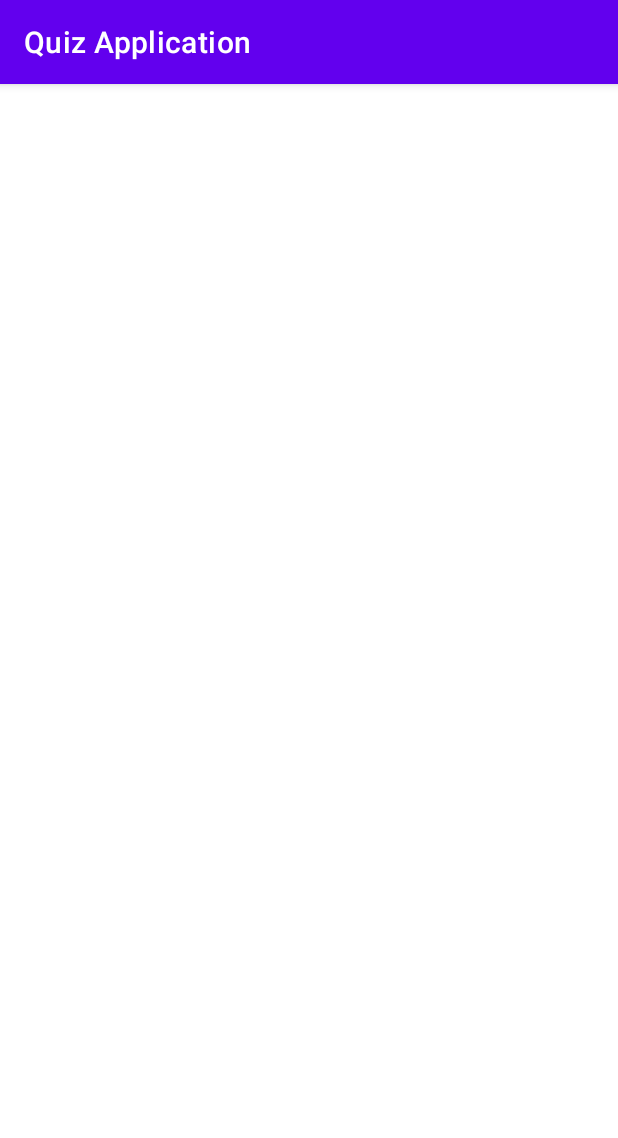
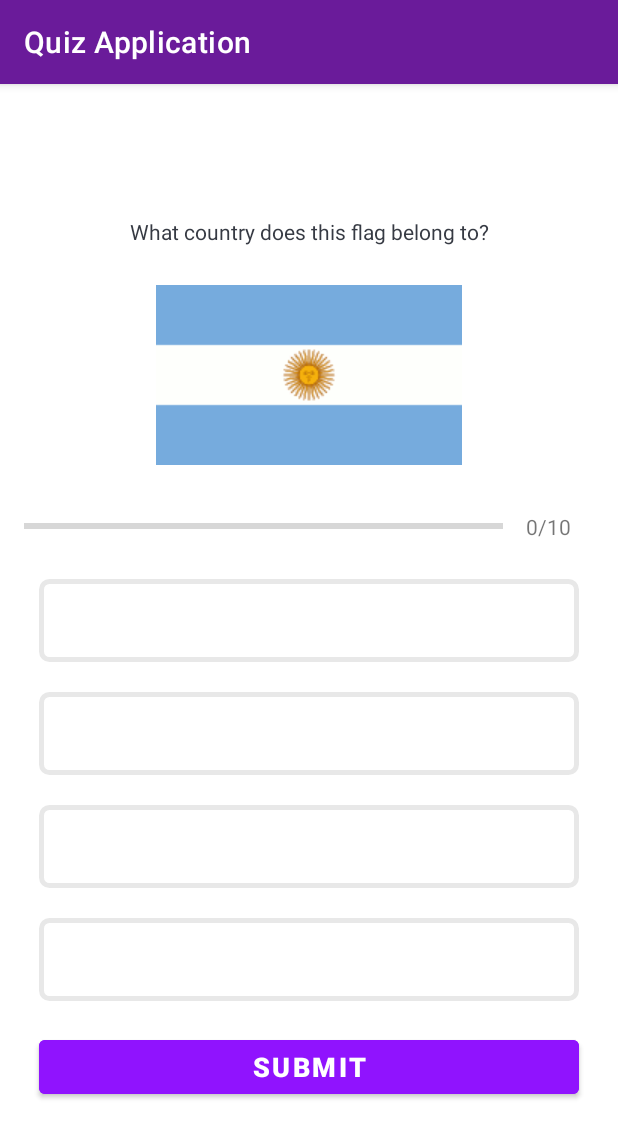
Before and after one commit to tijanalazic/Quiz-Application, an Android app: the QuizQuestionsActivity screen opened directly, with no data from a screen before it, on a phone screen of 412 x 824 dp. Shown: the top 1138 px of the screen. Run offline under Robolectric (Android 15) with nearby library versions, the phone set to English and light mode, and no system bars.

Commit message:
Quiz Application - Design of QuizQuestionsActivity

```diff
--- /dev/null
+++ b/app/src/main/res/drawable/default_option_border_bg.xml
@@ -0,0 +1,10 @@
+<?xml version="1.0" encoding="utf-8"?>
+<shape xmlns:android="http://schemas.android.com/apk/res/android"
+    android:shape="rectangle">
+
+    <stroke
+        android:width="3dp"
+        android:color="#E8E8E8"/>
+    <solid android:color="@color/white"/>
+    <corners android:radius="5dp"/>
+</shape>
--- a/app/src/main/res/layout/activity_quiz_questions.xml
+++ b/app/src/main/res/layout/activity_quiz_questions.xml
@@ -1,9 +1,135 @@
 <?xml version="1.0" encoding="utf-8"?>
-<androidx.constraintlayout.widget.ConstraintLayout xmlns:android="http://schemas.android.com/apk/res/android"
+<ScrollView xmlns:android="http://schemas.android.com/apk/res/android"
     xmlns:app="http://schemas.android.com/apk/res-auto"
     xmlns:tools="http://schemas.android.com/tools"
     android:layout_width="match_parent"
     android:layout_height="match_parent"
+    android:fillViewport="true"
     tools:context=".QuizQuestionsActivity">
 
-</androidx.constraintlayout.widget.ConstraintLayout>
+    <LinearLayout
+        android:layout_width="match_parent"
+        android:layout_height="wrap_content"
+        android:orientation="vertical"
+        android:gravity="center"
+        android:padding="16dp">
+
+        <TextView
+            android:id="@+id/tv_question"
+            android:layout_width="match_parent"
+            android:layout_height="wrap_content"
+            android:layout_margin="10dp"
+            android:gravity="center"
+            android:textColor="#363A43"
+            android:text="What country does this flag belong to?"/>
+
+        <ImageView
+            android:id="@+id/iv_image"
+            android:layout_width="wrap_content"
+            android:layout_height="wrap_content"
+            android:layout_marginTop="16dp"
+            android:src="@drawable/ic_flag_of_argentina"/>
+
+        <LinearLayout
+            android:id="@+id/ll_progress_details"
+            android:layout_width="match_parent"
+            android:layout_height="wrap_content"
+            android:layout_marginTop="16dp"
+            android:gravity="center_vertical"
+            android:orientation="horizontal">
+
+            <ProgressBar
+                android:id="@+id/progressBar"
+                style="?android:attr/progressBarStyleHorizontal"
+                android:layout_width="0dp"
+                android:layout_height="wrap_content"
+                android:layout_weight="1"
+                android:max="10"
+                android:minHeight="50dp"
+                android:progress="0"
+                android:indeterminate="false"/>
+
+            <TextView
+                android:id="@+id/tv_progress"
+                android:layout_width="wrap_content"
+                android:layout_height="wrap_content"
+                android:gravity="center"
+                android:text="0/10"
+                android:padding="15dp"
+                android:textSize="14sp"
+                android:textColorHint="#7A8089"/>
+
+        </LinearLayout>
+
+        <TextView
+            android:id="@+id/tv_option_one"
+            android:layout_width="match_parent"
+            android:layout_height="wrap_content"
+            android:layout_margin="10dp"
+            android:background="@drawable/default_option_border_bg"
+            android:gravity="center"
+            android:padding="15dp"
+            android:textColor="#7A8089"
+            android:textSize="18sp"
+            tools:text="Apple" />
+
+        <TextView
+            android:id="@+id/tv_option_two"
+            android:layout_width="match_parent"
+            android:layout_height="wrap_content"
+            android:layout_marginStart="10dp"
+            android:layout_marginTop="10dp"
+            android:layout_marginEnd="10dp"
+            android:layout_marginBottom="10dp"
+            android:background="@drawable/default_option_border_bg"
+            android:gravity="center"
+            android:padding="15dp"
+            android:textColor="#7A8089"
+            android:textSize="18sp"
+            tools:text="Google" />
+
+        <TextView
+            android:id="@+id/tv_option_three"
+            android:layout_width="match_parent"
+            android:layout_height="wrap_content"
+            android:layout_marginStart="10dp"
+            android:layout_marginTop="10dp"
+            android:layout_marginEnd="10dp"
+            android:layout_marginBottom="10dp"
+            android:background="@drawable/default_option_border_bg"
+            android:gravity="center"
+            android:padding="15dp"
+            android:textColor="#7A8089"
+            android:textSize="18sp"
+            tools:text="Android Inc." />
+
+        <TextView
+            android:id="@+id/tv_option_four"
+            android:layout_width="match_parent"
+            android:layout_height="wrap_content"
+            android:layout_marginStart="10dp"
+            android:layout_marginTop="10dp"
+            android:layout_marginEnd="10dp"
+            android:layout_marginBottom="10dp"
+            android:background="@drawable/default_option_border_bg"
+            android:gravity="center"
+            android:padding="15dp"
+            android:textColor="#7A8089"
+            android:textSize="18sp"
+            tools:text="Nokia" />
+
+        <Button
+            android:id="@+id/btn_submit"
+            android:layout_width="match_parent"
+            android:layout_height="wrap_content"
+            android:layout_margin="10dp"
+            android:backgroundTint="@color/purple_200"
+            android:text="SUBMIT"
+            android:textColor="@color/white"
+            android:textSize="18sp"
+            android:textStyle="bold"
+            />
+
+    </LinearLayout>
+
+</ScrollView>
--- a/app/src/main/res/values/colors.xml
+++ b/app/src/main/res/values/colors.xml
@@ -1,8 +1,8 @@
 <?xml version="1.0" encoding="utf-8"?>
 <resources>
-    <color name="purple_200">#FFBB86FC</color>
-    <color name="purple_500">#FF6200EE</color>
-    <color name="purple_700">#FF3700B3</color>
+    <color name="purple_200">#9013FE</color>
+    <color name="purple_500">#6A1B9A</color>
+    <color name="purple_700">#6A1B9A</color>
     <color name="teal_200">#FF03DAC5</color>
     <color name="teal_700">#FF018786</color>
     <color name="black">#FF000000</color>
```
